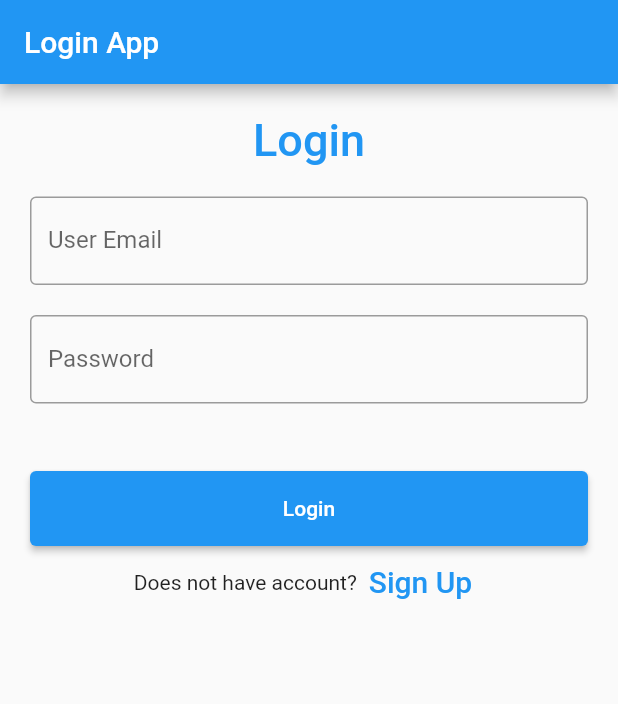
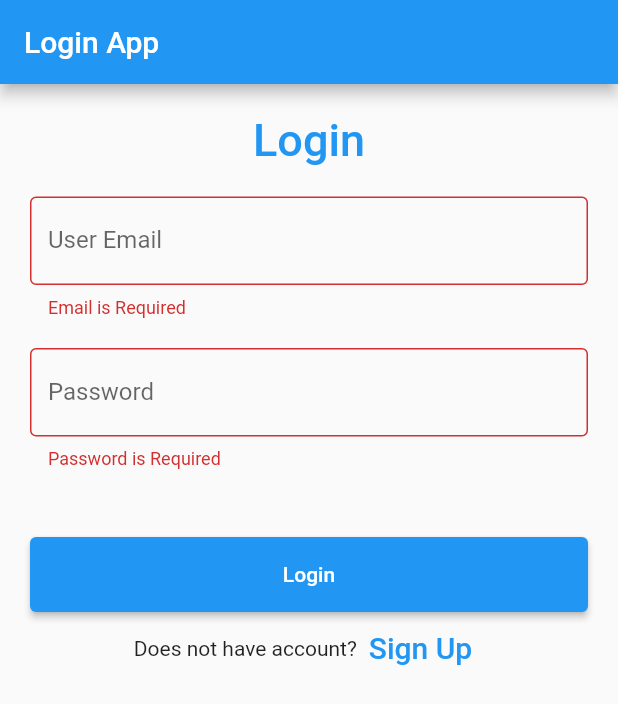
Before and after one commit to ASHKAHARI/login, a Flutter app: the screen it shows after launch, after a tap on "Login", on a phone screen of 412 x 824 dp. Shown: the top 704 px of the screen. Run offline on Flutter 3.47's test engine with Material 2 defaults, Android fonts, the phone set to English and light mode, and no system bars; our stand-ins replace image_picker, sqflite; accounts and stored records are empty.

Commit message:
login request validation

```diff
--- a/lib/Back-End/login_service.dart
+++ b/lib/Back-End/login_service.dart
@@ -16,6 +16,9 @@ class LoginService {
     return await _repo.readData('User');
   }
 
+  checkValidUser(name, password) async {
+    return await _repo.readUser(name,password);
+  }
 
   updateFriends(Login login) async {
     return await _repo.updateData('User', login.toJson());
--- a/lib/main.dart
+++ b/lib/main.dart
@@ -1,6 +1,3 @@
-import 'dart:ffi';
-import 'dart:math';
-
 import 'package:flutter/material.dart';
 import 'package:login_app/Back-End/login_service.dart';
 import 'package:login_app/Back-End/loginmodal.dart';
@@ -134,21 +131,38 @@ class LoginState extends State<LoginApp> {
                   padding: const EdgeInsets.fromLTRB(10, 0, 10, 0),
                   child: ElevatedButton(
                     child: const Text('Login'),
-                    onPressed: () {
-                      getAllData();
-                      family.forEach((element) {
-                        if (element.email == nameController.text &&
-                            element.password == passwordController.text) {
-                          Navigator.push(context,
+                    onPressed: () async {
+                      // getAllData();
+                      // family.forEach((element) {
+                      //   if (element.email == nameController.text &&
+                      //       element.password == passwordController.text) {
+                      //     Navigator.push(context,
+                      //       MaterialPageRoute(
+                      //           builder: (context) => const LoginScreen()),
+                      //     );
+                      //   }
+                      //   ScaffoldMessenger.of(context).showSnackBar(
+                      //     const SnackBar(content: Text('Invalid Credentials')),
+                      //   );
+                      // }
+                      // );
+                      // clear();
+                      if (_formKey.currentState!.validate()) {
+                        var value = await LoginService().checkValidUser(
+                            nameController.text, passwordController.text);
+                        if (value.length > 0) {
+                          Navigator.push(
+                            context,
                             MaterialPageRoute(
-                                builder: (context) => const LoginScreen()),
+                                builder: (context) =>  LoginScreen(data: value[0].name)),
+                          );
+                        } else {
+                          ScaffoldMessenger.of(context).showSnackBar(
+                            const SnackBar(
+                                content: Text('Invalid Credentials')),
                           );
                         }
-                        ScaffoldMessenger.of(context).showSnackBar(
-                          const SnackBar(content: Text('Invalid Credentials')),
-                        );
-                      });
-                      // clear();
+                      }
                     },
                   )),
               Row(
```
Also changed, not shown: lib/screens/login_screen.dart (+9 -12 lines).
